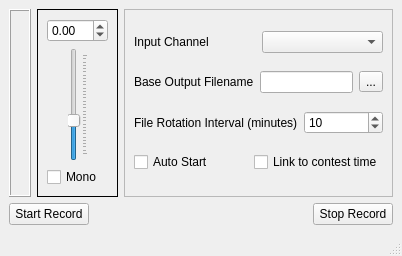
Old version of the form mqt/MqtRigRecorder/rcmainwindow.ui in the repository Rsclub22/Minos2-Mirror.
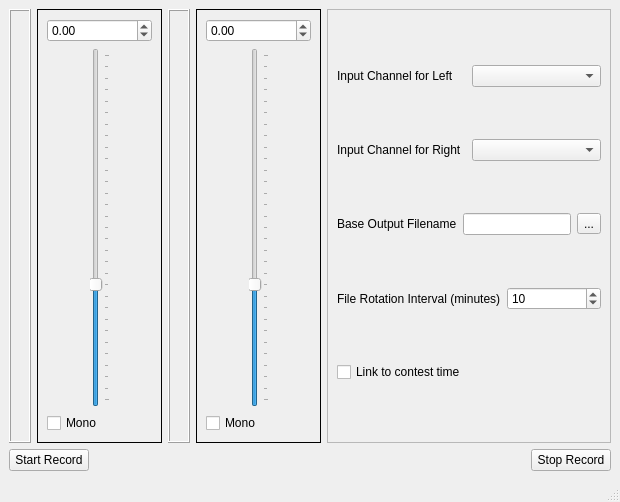
New version of the form. Custom widgets are drawn as their Qt base class.

Patch:
```diff
--- a/mqt/MqtRigRecorder/rcmainwindow.ui
+++ b/mqt/MqtRigRecorder/rcmainwindow.ui
@@ -6,8 +6,8 @@
    <rect>
     <x>0</x>
     <y>0</y>
-    <width>402</width>
-    <height>256</height>
+    <width>620</width>
+    <height>502</height>
    </rect>
   </property>
   <property name="windowTitle">
@@ -16,7 +16,7 @@
   <widget class="QWidget" name="centralwidget">
    <layout class="QVBoxLayout" name="verticalLayout_2">
     <item>
-     <layout class="QHBoxLayout" name="horizontalLayout_9">
+     <layout class="QHBoxLayout" name="horizontalLayout">
       <item>
        <layout class="QHBoxLayout" name="horizontalLayout_8">
         <item>
@@ -111,6 +111,100 @@
         </item>
        </layout>
       </item>
+      <item>
+       <layout class="QHBoxLayout" name="horizontalLayout_10">
+        <item>
+         <widget class="QFrame" name="frame_2">
+          <property name="frameShape">
+           <enum>QFrame::Box</enum>
+          </property>
+          <property name="frameShadow">
+           <enum>QFrame::Raised</enum>
+          </property>
+          <layout class="QVBoxLayout" name="verticalLayout_5">
+           <item>
+            <widget class="LevelMeter" name="levelMeter_2" native="true"/>
+           </item>
+          </layout>
+         </widget>
+        </item>
+        <item>
+         <widget class="QFrame" name="frame1_2">
+          <property name="frameShape">
+           <enum>QFrame::Box</enum>
+          </property>
+          <layout class="QVBoxLayout" name="verticalLayout_6">
+           <item>
+            <widget class="QDoubleSpinBox" name="recordLevel_2">
+             <property name="minimum">
+              <double>-10.000000000000000</double>
+             </property>
+             <property name="maximum">
+              <double>20.000000000000000</double>
+             </property>
+            </widget>
+           </item>
+           <item>
+            <layout class="QHBoxLayout" name="horizontalLayout_11">
+             <item>
+              <spacer name="horizontalSpacer_5">
+               <property name="orientation">
+                <enum>Qt::Horizontal</enum>
+               </property>
+               <property name="sizeHint" stdset="0">
+                <size>
+                 <width>13</width>
+                 <height>17</height>
+                </size>
+               </property>
+              </spacer>
+             </item>
+             <item>
+              <widget class="QSlider" name="recordSlider_2">
+               <property name="minimum">
+                <number>-100</number>
+               </property>
+               <property name="maximum">
+                <number>200</number>
+               </property>
+               <property name="orientation">
+                <enum>Qt::Vertical</enum>
+               </property>
+               <property name="tickPosition">
+                <enum>QSlider::TicksBelow</enum>
+               </property>
+               <property name="tickInterval">
+                <number>10</number>
+               </property>
+              </widget>
+             </item>
+             <item>
+              <spacer name="horizontalSpacer_6">
+               <property name="orientation">
+                <enum>Qt::Horizontal</enum>
+               </property>
+               <property name="sizeHint" stdset="0">
+                <size>
+                 <width>13</width>
+                 <height>17</height>
+                </size>
+               </property>
+              </spacer>
+             </item>
+            </layout>
+           </item>
+           <item>
+            <widget class="QCheckBox" name="recordMono_2">
+             <property name="text">
+              <string>Mono</string>
+             </property>
+            </widget>
+           </item>
+          </layout>
+         </widget>
+        </item>
+       </layout>
+      </item>
       <item>
        <widget class="QFrame" name="detailsFrame">
         <property name="frameShape">
@@ -125,7 +219,7 @@
            <item>
             <widget class="QLabel" name="label">
              <property name="text">
-              <string>Input Channel</string>
+              <string>Input Channel for Left</string>
              </property>
             </widget>
            </item>
@@ -134,6 +228,20 @@
            </item>
           </layout>
          </item>
+         <item>
+          <layout class="QHBoxLayout" name="horizontalLayout_9">
+           <item>
+            <widget class="QLabel" name="label_2">
+             <property name="text">
+              <string>Input Channel for Right</string>
+             </property>
+            </widget>
+           </item>
+           <item>
+            <widget class="QComboBox" name="inChannelCB_2"/>
+           </item>
+          </layout>
+         </item>
          <item>
           <layout class="QHBoxLayout" name="horizontalLayout_4">
            <item>
@@ -181,13 +289,6 @@
          </item>
          <item>
           <layout class="QHBoxLayout" name="horizontalLayout_7">
-           <item>
-            <widget class="QCheckBox" name="autostartCb">
-             <property name="text">
-              <string>Auto Start</string>
-             </property>
-            </widget>
-           </item>
            <item>
             <widget class="QCheckBox" name="contestLinkCB">
              <property name="text">
```
Left out of the diff: 4 changed lines with no effect on the pictures.
